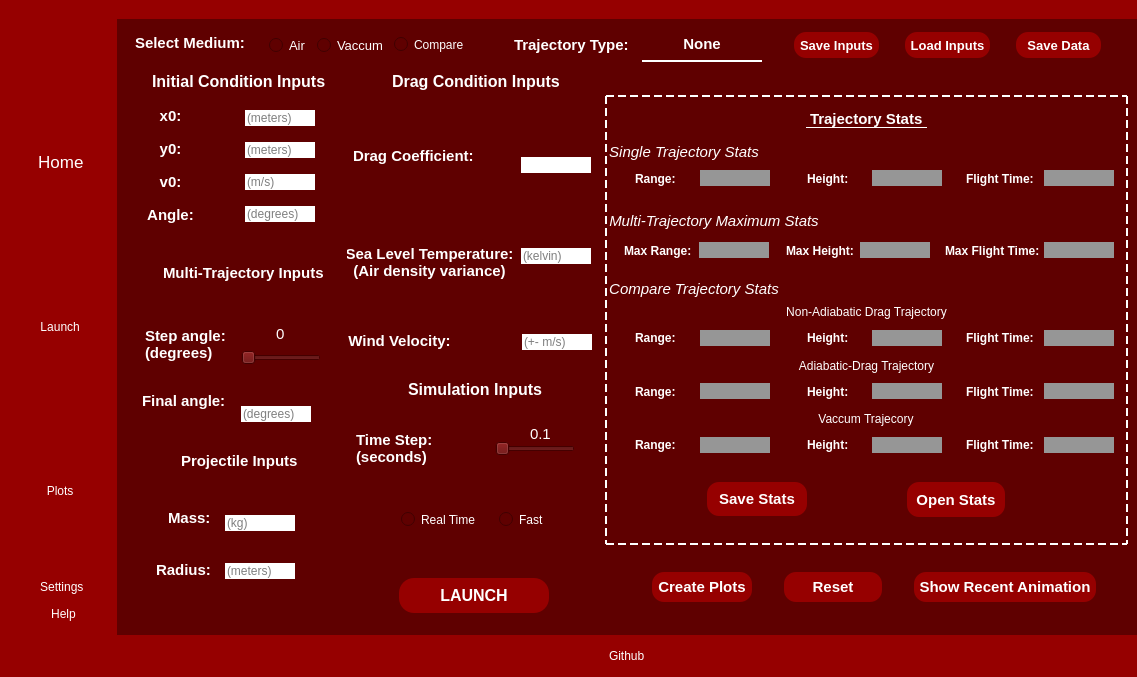
This is physGUI.ui in mcha7674/Physics_Simulations as Qt 5 draws it before an edit. The edited form follows.
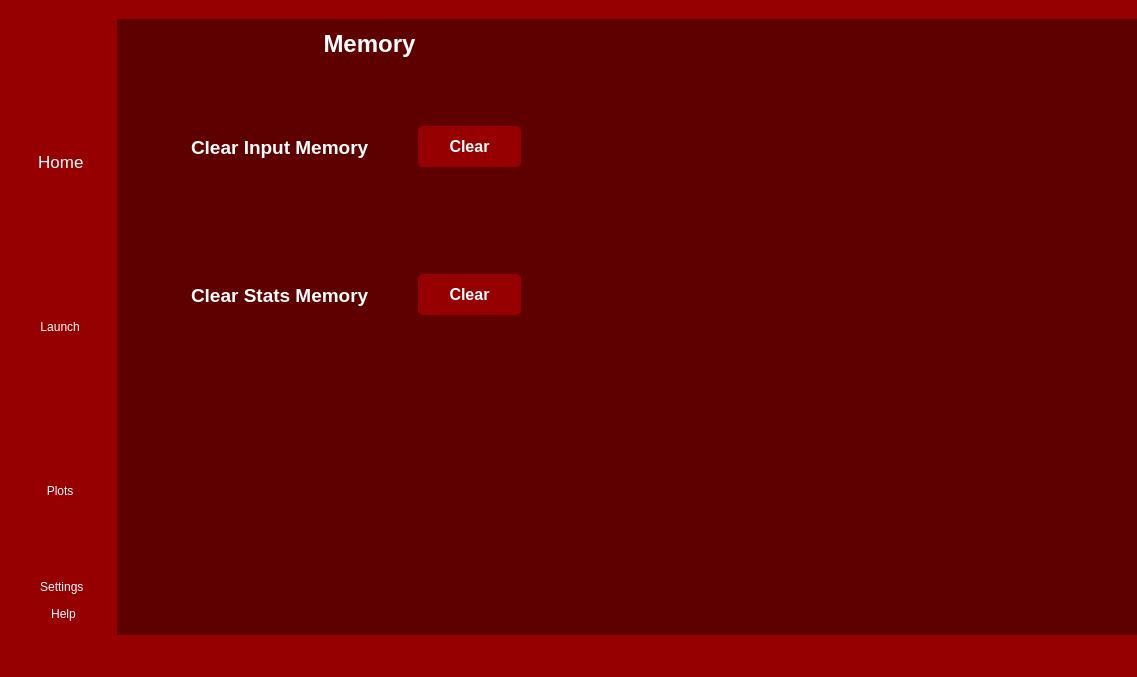
This is the edited form. The open tabs and pages were chosen to show the change. Icons and pictures are not drawn.

The edit to the form file:
```diff
--- a/physGUI.ui
+++ b/physGUI.ui
@@ -633,7 +633,7 @@
           <property name="leftMargin">
            <number>15</number>
           </property>
-          <item row="0" column="0">
+          <item row="0" column="0" alignment="Qt::AlignTop">
            <widget class="QStackedWidget" name="stackedWidget">
             <property name="currentIndex">
              <number>1</number>
@@ -3933,6 +3933,12 @@
                           </property>
                           <item alignment="Qt::AlignHCenter">
                            <widget class="QLabel" name="label_2">
+                            <property name="minimumSize">
+                             <size>
+                              <width>162</width>
+                              <height>0</height>
+                             </size>
+                            </property>
                             <property name="font">
                              <font>
                               <pointsize>11</pointsize>
@@ -3943,7 +3949,7 @@
                              <string notr="true">border-bottom:1px solid white;</string>
                             </property>
                             <property name="text">
-                             <string>Trajectory Stats</string>
+                             <string>Trajectory Quick Stats</string>
                             </property>
                            </widget>
                           </item>
@@ -4949,42 +4955,11 @@
                               <number>0</number>
                              </property>
                              <property name="rightMargin">
-                              <number>20</number>
+                              <number>0</number>
                              </property>
                              <property name="bottomMargin">
-                              <number>22</number>
+                              <number>21</number>
                              </property>
-                             <item>
-                              <widget class="QPushButton" name="saveStatsButton">
-                               <property name="sizePolicy">
-                                <sizepolicy hsizetype="Preferred" vsizetype="Preferred">
-                                 <horstretch>0</horstretch>
-                                 <verstretch>0</verstretch>
-                                </sizepolicy>
-                               </property>
-                               <property name="minimumSize">
-                                <size>
-                                 <width>100</width>
-                                 <height>34</height>
-                                </size>
-                               </property>
-                               <property name="maximumSize">
-                                <size>
-                                 <width>100</width>
-                                 <height>23</height>
-                                </size>
-                               </property>
-                               <property name="font">
-                                <font>
-                                 <pointsize>11</pointsize>
-                                 <bold>true</bold>
-                                </font>
-                               </property>
-                               <property name="text">
-                                <string>Save Stats</string>
-                               </property>
-                              </widget>
-                             </item>
                              <item>
                               <widget class="QPushButton" name="openStatsButton">
                                <property name="sizePolicy">
@@ -4995,13 +4970,13 @@
                                </property>
                                <property name="minimumSize">
                                 <size>
-                                 <width>90</width>
-                                 <height>35</height>
+                                 <width>162</width>
+                                 <height>34</height>
                                 </size>
                                </property>
                                <property name="maximumSize">
                                 <size>
-                                 <width>98</width>
+                                 <width>100</width>
                                  <height>23</height>
                                 </size>
                                </property>
@@ -5012,7 +4987,38 @@
                                 </font>
                                </property>
                                <property name="text">
-                                <string>Open Stats</string>
+                                <string>Open Extended Stats</string>
+                               </property>
+                              </widget>
+                             </item>
+                             <item>
+                              <widget class="QPushButton" name="saveStatsButton">
+                               <property name="sizePolicy">
+                                <sizepolicy hsizetype="Preferred" vsizetype="Preferred">
+                                 <horstretch>0</horstretch>
+                                 <verstretch>0</verstretch>
+                                </sizepolicy>
+                               </property>
+                               <property name="minimumSize">
+                                <size>
+                                 <width>160</width>
+                                 <height>34</height>
+                                </size>
+                               </property>
+                               <property name="maximumSize">
+                                <size>
+                                 <width>100</width>
+                                 <height>23</height>
+                                </size>
+                               </property>
+                               <property name="font">
+                                <font>
+                                 <pointsize>11</pointsize>
+                                 <bold>true</bold>
+                                </font>
+                               </property>
+                               <property name="text">
+                                <string>Save Extended Stats</string>
                                </property>
                               </widget>
                              </item>
@@ -5394,6 +5400,278 @@
               </item>
              </layout>
             </widget>
+            <widget class="QWidget" name="settingsPage">
+             <widget class="QGroupBox" name="groupBox_60">
+              <property name="geometry">
+               <rect>
+                <x>10</x>
+                <y>0</y>
+                <width>450</width>
+                <height>350</height>
+               </rect>
+              </property>
+              <property name="minimumSize">
+               <size>
+                <width>450</width>
+                <height>350</height>
+               </size>
+              </property>
+              <property name="maximumSize">
+               <size>
+                <width>300</width>
+                <height>300</height>
+               </size>
+              </property>
+              <property name="font">
+               <font>
+                <pointsize>18</pointsize>
+                <bold>true</bold>
+               </font>
+              </property>
+              <property name="title">
+               <string>Memory</string>
+              </property>
+              <property name="alignment">
+               <set>Qt::AlignCenter</set>
+              </property>
+              <layout class="QVBoxLayout" name="verticalLayout_45">
+               <property name="spacing">
+                <number>0</number>
+               </property>
+               <property name="leftMargin">
+                <number>0</number>
+               </property>
+               <property name="topMargin">
+                <number>45</number>
+               </property>
+               <property name="rightMargin">
+                <number>71</number>
+               </property>
+               <item>
+                <widget class="QFrame" name="frame_60">
+                 <property name="frameShape">
+                  <enum>QFrame::StyledPanel</enum>
+                 </property>
+                 <property name="frameShadow">
+                  <enum>QFrame::Raised</enum>
+                 </property>
+                 <layout class="QHBoxLayout" name="horizontalLayout_46">
+                  <property name="spacing">
+                   <number>0</number>
+                  </property>
+                  <property name="leftMargin">
+                   <number>0</number>
+                  </property>
+                  <property name="topMargin">
+                   <number>0</number>
+                  </property>
+                  <property name="rightMargin">
+                   <number>0</number>
+                  </property>
+                  <property name="bottomMargin">
+                   <number>0</number>
+                  </property>
+                  <item alignment="Qt::AlignHCenter">
+                   <widget class="QLabel" name="label_25">
+                    <property name="font">
+                     <font>
+                      <pointsize>14</pointsize>
+                     </font>
+                    </property>
+                    <property name="text">
+                     <string>Clear Input Memory</string>
+                    </property>
+                   </widget>
+                  </item>
+                  <item>
+                   <widget class="QPushButton" name="clearInputMemButton">
+                    <property name="maximumSize">
+                     <size>
+                      <width>103</width>
+                      <height>41</height>
+                     </size>
+                    </property>
+                    <property name="font">
+                     <font>
+                      <pointsize>12</pointsize>
+                      <bold>true</bold>
+                     </font>
+                    </property>
+                    <property name="styleSheet">
+                     <string notr="true">border-radius:5px;
+background-color: rgb(150, 0, 0);</string>
+                    </property>
+                    <property name="text">
+                     <string>Clear</string>
+                    </property>
+                   </widget>
+                  </item>
+                 </layout>
+                </widget>
+               </item>
+               <item>
+                <widget class="QFrame" name="frame_61">
+                 <property name="frameShape">
+                  <enum>QFrame::StyledPanel</enum>
+                 </property>
+                 <property name="frameShadow">
+                  <enum>QFrame::Raised</enum>
+                 </property>
+                 <layout class="QHBoxLayout" name="horizontalLayout_45">
+                  <property name="spacing">
+                   <number>0</number>
+                  </property>
+                  <property name="leftMargin">
+                   <number>0</number>
+                  </property>
+                  <property name="topMargin">
+                   <number>0</number>
+                  </property>
+                  <property name="rightMargin">
+                   <number>0</number>
+                  </property>
+                  <property name="bottomMargin">
+                   <number>0</number>
+                  </property>
+                  <item alignment="Qt::AlignHCenter">
+                   <widget class="QLabel" name="label_38">
+                    <property name="font">
+                     <font>
+                      <pointsize>14</pointsize>
+                     </font>
+                    </property>
+                    <property name="text">
+                     <string>Clear Stats Memory</string>
+                    </property>
+                   </widget>
+                  </item>
+                  <item>
+                   <widget class="QPushButton" name="clearStatsMemButton">
+                    <property name="maximumSize">
+                     <size>
+                      <width>103</width>
+                      <height>41</height>
+                     </size>
+                    </property>
+                    <property name="font">
+                     <font>
+                      <pointsize>12</pointsize>
+                      <bold>true</bold>
+                     </font>
+                    </property>
+                    <property name="styleSheet">
+                     <string notr="true">border-radius:5px;
+background-color: rgb(150, 0, 0);</string>
+                    </property>
+                    <property name="text">
+                     <string>Clear</string>
+                    </property>
+                   </widget>
+                  </item>
+                 </layout>
+                </widget>
+               </item>
+              </layout>
+             </widget>
+            </widget>
+            <widget class="QWidget" name="helpPage">
+             <layout class="QVBoxLayout" name="verticalLayout_43">
+              <item>
+               <widget class="QGroupBox" name="groupBox">
+                <property name="font">
+                 <font>
+                  <pointsize>18</pointsize>
+                  <bold>true</bold>
+                 </font>
+                </property>
+                <property name="title">
+                 <string>Launching a Projectile</string>
+                </property>
+                <property name="alignment">
+                 <set>Qt::AlignCenter</set>
+                </property>
+                <layout class="QVBoxLayout" name="verticalLayout_44">
+                 <property name="spacing">
+                  <number>0</number>
+                 </property>
+                 <property name="leftMargin">
+                  <number>0</number>
+                 </property>
+                 <property name="topMargin">
+                  <number>60</number>
+                 </property>
+                 <property name="rightMargin">
+                  <number>0</number>
+                 </property>
+                 <property name="bottomMargin">
+                  <number>0</number>
+                 </property>
+                 <item>
+                  <widget class="QListWidget" name="listWidget">
+                   <property name="font">
+                    <font>
+                     <pointsize>14</pointsize>
+                    </font>
+                   </property>
+                   <property name="isWrapping" stdset="0">
+                    <bool>true</bool>
+                   </property>
+                   <property name="layoutMode">
+                    <enum>QListView::SinglePass</enum>
+                   </property>
+                   <property name="spacing">
+                    <number>15</number>
+                   </property>
+                   <property name="wordWrap">
+                    <bool>true</bool>
+                   </property>
+                   <item>
+                    <property name="text">
+                     <string>1. There are three types of trajectory simulations: &quot;single&quot;, &quot;multi&quot;, and &quot;compare&quot;</string>
+                    </property>
+                   </item>
+                   <item>
+                    <property name="text">
+                     <string>        a.&quot;Compare&quot; will  compare adiabatic, non-adiabatic, and vaccum trajectories. </string>
+                    </property>
+                   </item>
+                   <item>
+                    <property name="text">
+                     <string>        b.&quot;Multi&quot; will multiple single trajectories at varying angles as specified by a step angle and final angle </string>
+                    </property>
+                   </item>
+                   <item>
+                    <property name="text">
+                     <string>        c.&quot;Single&quot; will simply launch one trajectory at a single angle</string>
+                    </property>
+                   </item>
+                   <item>
+                    <property name="text">
+                     <string>2. Pressing the launch button will create an animation of your trajectory</string>
+                    </property>
+                   </item>
+                   <item>
+                    <property name="text">
+                     <string>3. Static Plots of your trajectories can be generated by clicking the &quot;Create Plot&quot; button</string>
+                    </property>
+                   </item>
+                   <item>
+                    <property name="text">
+                     <string>4. All data/inputs can be saved and loaded by clicking the respective save/load buttons </string>
+                    </property>
+                   </item>
+                   <item>
+                    <property name="text">
+                     <string>5. All plots can be observed and saved in the &quot;Plots&quot; page located in the side menu bar</string>
+                    </property>
+                   </item>
+                  </widget>
+                 </item>
+                </layout>
+               </widget>
+              </item>
+             </layout>
+            </widget>
            </widget>
           </item>
          </layout>
@@ -5454,7 +5732,7 @@
              <item>
               <widget class="QLabel" name="label">
                <property name="text">
-                <string>Github</string>
+                <string/>
                </property>
               </widget>
              </item>
```
Left out of the diff: 12 changed lines with no effect on the pictures.
